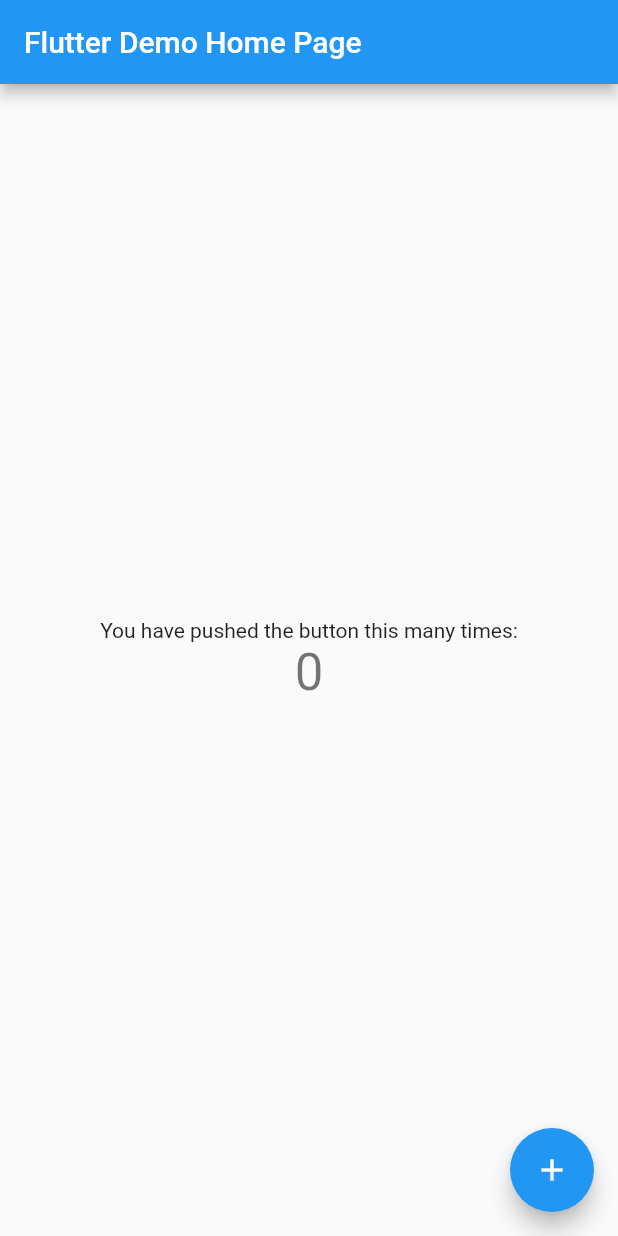
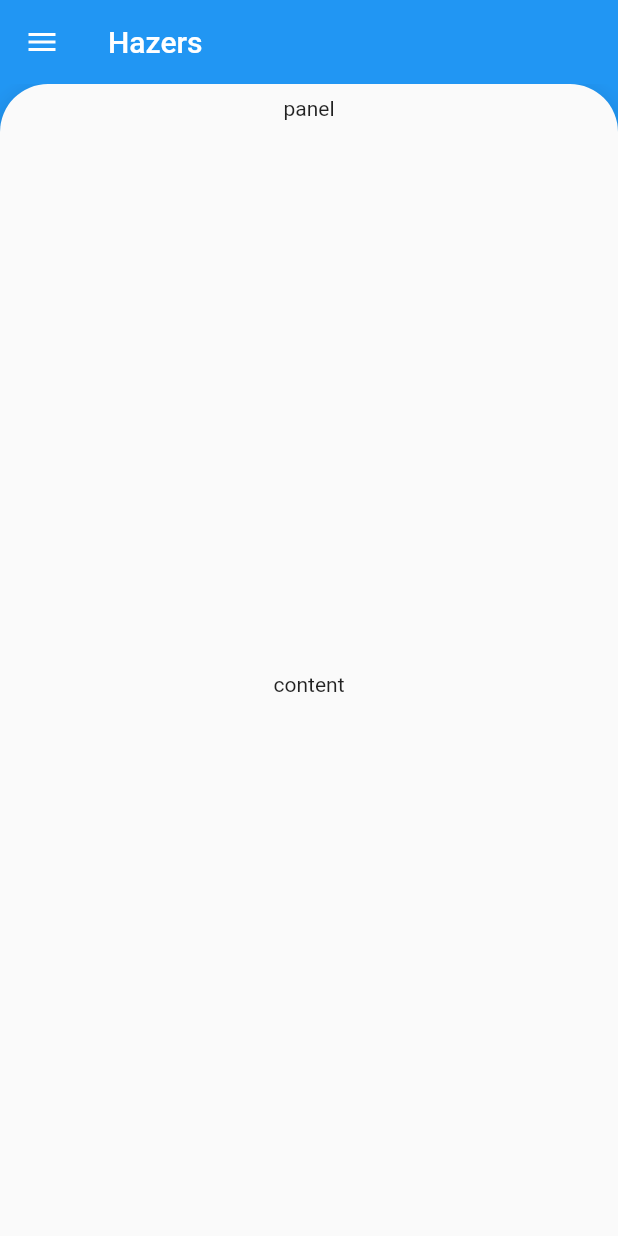
Before and after one commit to mauriciomta/marble_fan_app, a Flutter app: the screen it shows after launch, on a phone screen of 412 x 824 dp. Run offline on Flutter 3.47's test engine with Material 2 defaults, Android fonts, the phone set to English and light mode, and no system bars.

Commit message:
implement backdrop

```diff
--- a/lib/main.dart
+++ b/lib/main.dart
@@ -1,111 +1,122 @@
 import 'package:flutter/material.dart';
+import 'backdrop.dart';
 
-void main() => runApp(MyApp());
+const Duration _kFrontLayerSwitchDuration = Duration(milliseconds: 300);
 
-class MyApp extends StatelessWidget {
-  // This widget is the root of your application.
+void main() => runApp(MarbleFanApp());
+
+class MarbleFanApp extends StatelessWidget {
   @override
   Widget build(BuildContext context) {
     return MaterialApp(
-      title: 'Flutter Demo',
-      theme: ThemeData(
-        // This is the theme of your application.
-        //
-        // Try running your application with "flutter run". You'll see the
-        // application has a blue toolbar. Then, without quitting the app, try
-        // changing the primarySwatch below to Colors.green and then invoke
-        // "hot reload" (press "r" in the console where you ran "flutter run",
-        // or simply save your changes to "hot reload" in a Flutter IDE).
-        // Notice that the counter didn't reset back to zero; the application
-        // is not restarted.
-        primarySwatch: Colors.blue,
-      ),
-      home: MyHomePage(title: 'Flutter Demo Home Page'),
+      title: 'Marble Fan App',
+      home: Home(),
+      debugShowCheckedModeBanner: false,
     );
   }
 }
 
-class MyHomePage extends StatefulWidget {
-  MyHomePage({Key key, this.title}) : super(key: key);
+class Home extends StatefulWidget {
+  @override
+  _HomeState createState() => _HomeState();
+}
 
-  // This widget is the home page of your application. It is stateful, meaning
-  // that it has a State object (defined below) that contains fields that affect
-  // how it looks.
-
-  // This class is the configuration for the state. It holds the values (in this
-  // case the title) provided by the parent (in this case the App widget) and
-  // used by the build method of the State. Fields in a Widget subclass are
-  // always marked "final".
-
-  final String title;
+class _HomeState extends State<Home> with SingleTickerProviderStateMixin {
+  AnimationController _controller;
 
   @override
-  _MyHomePageState createState() => _MyHomePageState();
+  void initState() {
+    super.initState();
+    _controller = AnimationController(
+      duration: const Duration(milliseconds: 600),
+      debugLabel: 'preview banner',
+      vsync: this,
+    )..forward();
   }
 
-class _MyHomePageState extends State<MyHomePage> {
-  int _counter = 0;
-
-  void _incrementCounter() {
-    setState(() {
-      // This call to setState tells the Flutter framework that something has
-      // changed in this State, which causes it to rerun the build method below
-      // so that the display can reflect the updated values. If we changed
-      // _counter without calling setState(), then the build method would not be
-      // called again, and so nothing would appear to happen.
-      _counter++;
-    });
+  @override
+  void dispose() {
+    _controller.dispose();
+    super.dispose();
   }
 
   @override
   Widget build(BuildContext context) {
-    // This method is rerun every time setState is called, for instance as done
-    // by the _incrementCounter method above.
-    //
-    // The Flutter framework has been optimized to make rerunning build methods
-    // fast, so that you can just rebuild anything that needs updating rather
-    // than having to individually change instances of widgets.
     return Scaffold(
       appBar: AppBar(
-        // Here we take the value from the MyHomePage object that was created by
-        // the App.build method, and use it to set our appbar title.
-        title: Text(widget.title),
+        elevation: 0.0,
+        title: Text('Hazers'),
+        leading: IconButton(
+          icon: AnimatedIcon(
+            icon: AnimatedIcons.close_menu,
+            progress: _controller.view
           ),
-      body: Center(
-        // Center is a layout widget. It takes a single child and positions it
-        // in the middle of the parent.
+          onPressed: () {
+            _controller.fling(velocity: _isPanelVisible ? -1.0 : 1.0);
+          },
+        ),
+      ),
+      body: LayoutBuilder(
+        builder: _buildStack,
+      ),
+    );
+  }
+
+  bool get _isPanelVisible {
+    final AnimationStatus status = _controller.status;
+
+    return status == AnimationStatus.completed || status == AnimationStatus.forward;
+  }
+
+  static const _PANEL_HEADER_HEIGHT = 32.0;
+
+  Widget _buildStack(BuildContext context, BoxConstraints constraints) {
+    final Animation<RelativeRect> animation = _getPanelAnimation(constraints);
+    final ThemeData theme = Theme.of(context);
+
+    return Container(
+      color: theme.primaryColor,
+      child: Stack(
+        children: [
+          Center(
+            child: Text('base'),
+          ),
+          PositionedTransition(
+            rect: animation,
+            child: Material(
+              borderRadius: const BorderRadius.only(
+                topLeft: const Radius.circular(32.0),
+                topRight: const Radius.circular(32.0),
+              ),
+              elevation: 12.0,
               child: Column(
-          // Column is also a layout widget. It takes a list of children and
-          // arranges them vertically. By default, it sizes itself to fit its
-          // children horizontally, and tries to be as tall as its parent.
-          //
-          // Invoke "debug painting" (press "p" in the console, choose the
-          // "Toggle Debug Paint" action from the Flutter Inspector in Android
-          // Studio, or the "Toggle Debug Paint" command in Visual Studio Code)
-          // to see the wireframe for each widget.
-          //
-          // Column has various properties to control how it sizes itself and
-          // how it positions its children. Here we use mainAxisAlignment to
-          // center the children vertically; the main axis here is the vertical
-          // axis because Columns are vertical (the cross axis would be
-          // horizontal).
-          mainAxisAlignment: MainAxisAlignment.center,
-          children: <Widget>[
-            Text(
-              'You have pushed the button this many times:',
+                children: [
+                  Container(
+                    height: _PANEL_HEADER_HEIGHT,
+                    child: Center(child: Text('panel')),
                   ),
-            Text(
-              '$_counter',
-              style: Theme.of(context).textTheme.display1,
+                  Expanded(
+                    child: Center(child: Text('content')),
                   ),
                 ],
               ),
             ),
-      floatingActionButton: FloatingActionButton(
-        onPressed: _incrementCounter,
-        tooltip: 'Increment',
-        child: Icon(Icons.add),
-      ), // This trailing comma makes auto-formatting nicer for build methods.
+          ),
+        ],
+      ),
     );
   }
+
+  Animation<RelativeRect> _getPanelAnimation(BoxConstraints constraints) {
+    final double height = constraints.biggest.height;
+    final double top = height - _PANEL_HEADER_HEIGHT;
+    final double bottom = -_PANEL_HEADER_HEIGHT;
+    return RelativeRectTween(
+      begin: RelativeRect.fromLTRB(0.0, top, 0.0, bottom),
+      end: RelativeRect.fromLTRB(0.0, 0.0, 0.0, 0.0),
+    ).animate(CurvedAnimation(
+      parent: _controller,
+      curve: Curves.linear,
+    ));
   }
+}
```
Also changed, not shown: 1 other file. Lines whose indentation alone changed are shown as unchanged.
